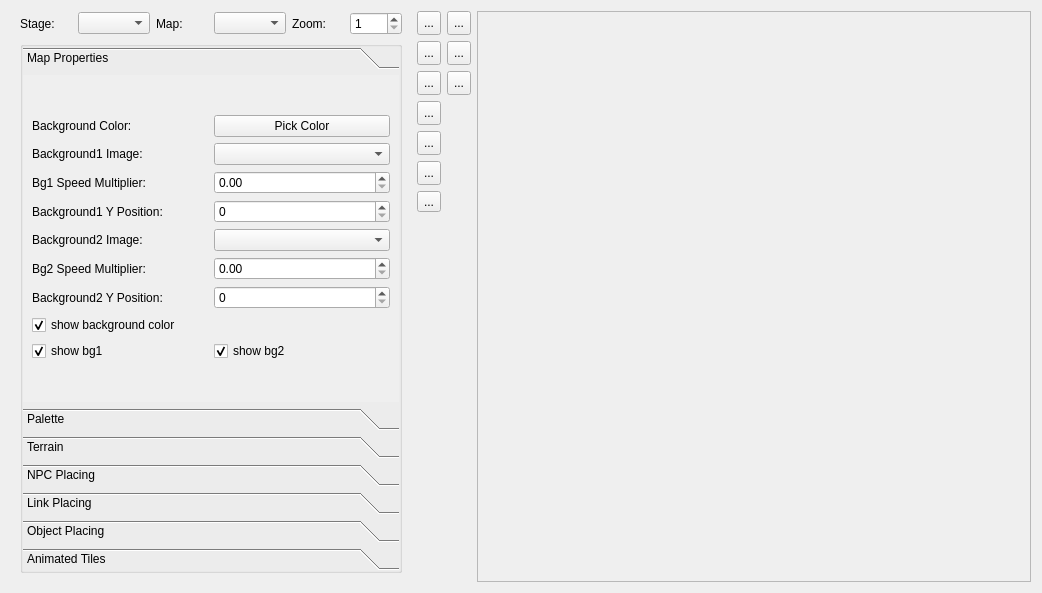
Above: editor/mainwindow_tab/map_tab.ui from protoman/rockbot before the change. Below: the same form after it.
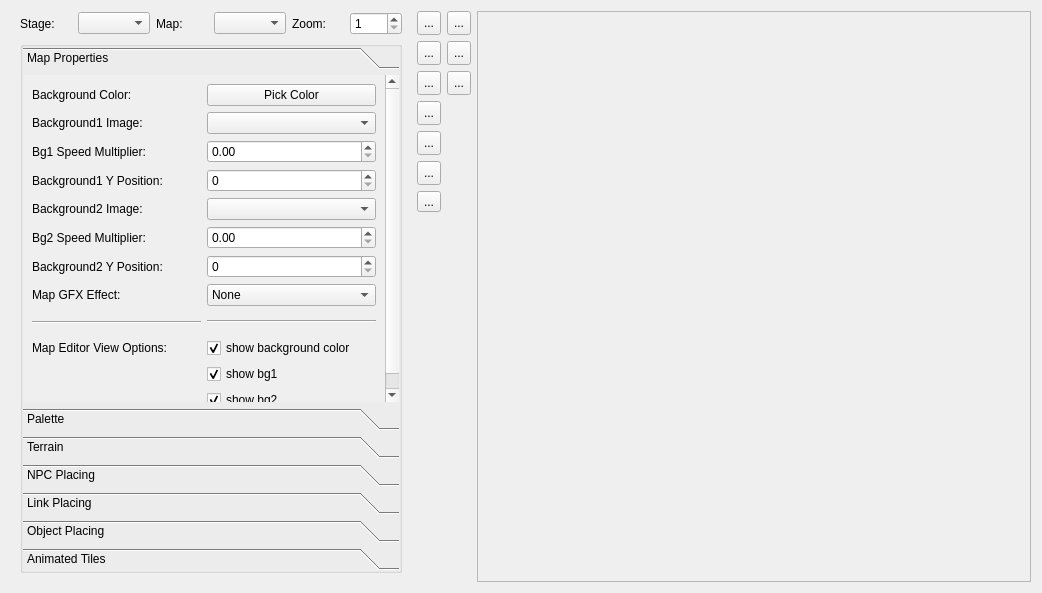
That is the form after the change. The open tabs and pages were chosen to show the change. Icons and pictures are not drawn. Custom widgets are drawn as their Qt base class.

Commit message: - GFX effect in map (snow, storm, wind, train...)

Diff of the .ui file:
```diff
--- a/editor/mainwindow_tab/map_tab.ui
+++ b/editor/mainwindow_tab/map_tab.ui
@@ -133,15 +133,15 @@
             </size>
            </property>
            <property name="currentIndex">
-            <number>1</number>
+            <number>0</number>
            </property>
            <widget class="QWidget" name="page_map_properties">
             <property name="geometry">
              <rect>
               <x>0</x>
               <y>0</y>
-              <width>268</width>
-              <height>301</height>
+              <width>380</width>
+              <height>346</height>
              </rect>
             </property>
             <attribute name="label">
@@ -150,20 +150,13 @@
             <layout class="QVBoxLayout" name="verticalLayout_11">
              <item>
               <layout class="QGridLayout" name="gridLayout_13">
-               <item row="3" column="1">
-                <widget class="QSpinBox" name="bg1_y_pos">
-                 <property name="maximum">
-                  <number>999</number>
-                 </property>
-                </widget>
-               </item>
                <item row="1" column="1">
                 <widget class="QComboBox" name="bg1_filename"/>
                </item>
-               <item row="1" column="0">
-                <widget class="QLabel" name="label_52">
-                 <property name="text">
-                  <string>Background1 Image:</string>
+               <item row="3" column="1">
+                <widget class="QSpinBox" name="bg1_y_pos">
+                 <property name="maximum">
+                  <number>999</number>
                  </property>
                 </widget>
                </item>
@@ -174,6 +167,13 @@
                  </property>
                 </widget>
                </item>
+               <item row="1" column="0">
+                <widget class="QLabel" name="label_52">
+                 <property name="text">
+                  <string>Background1 Image:</string>
+                 </property>
+                </widget>
+               </item>
                <item row="0" column="0">
                 <widget class="QLabel" name="label_58">
                  <property name="text">
@@ -202,29 +202,9 @@
                  </property>
                 </widget>
                </item>
-               <item row="8" column="0">
-                <widget class="QCheckBox" name="checkBox">
-                 <property name="text">
-                  <string>show background color</string>
-                 </property>
-                 <property name="checked">
-                  <bool>true</bool>
-                 </property>
-                </widget>
-               </item>
                <item row="4" column="1">
                 <widget class="QComboBox" name="bg2_filename"/>
                </item>
-               <item row="9" column="0">
-                <widget class="QCheckBox" name="checkBox_2">
-                 <property name="text">
-                  <string>show bg1</string>
-                 </property>
-                 <property name="checked">
-                  <bool>true</bool>
-                 </property>
-                </widget>
-               </item>
                <item row="7" column="1">
                 <widget class="QSpinBox" name="bg2_y_pos">
                  <property name="maximum">
@@ -232,23 +212,6 @@
                  </property>
                 </widget>
                </item>
-               <item row="9" column="1">
-                <widget class="QCheckBox" name="checkBox_3">
-                 <property name="text">
-                  <string>show bg2</string>
-                 </property>
-                 <property name="checked">
-                  <bool>true</bool>
-                 </property>
-                </widget>
-               </item>
-               <item row="2" column="0">
-                <widget class="QLabel" name="label_61">
-                 <property name="text">
-                  <string>Bg1 Speed Multiplier:</string>
-                 </property>
-                </widget>
-               </item>
                <item row="6" column="0">
                 <widget class="QLabel" name="label_62">
                  <property name="text">
@@ -256,19 +219,6 @@
                  </property>
                 </widget>
                </item>
-               <item row="2" column="1">
-                <widget class="QDoubleSpinBox" name="bg1_speed">
-                 <property name="minimum">
-                  <double>0.000000000000000</double>
-                 </property>
-                 <property name="maximum">
-                  <double>4.000000000000000</double>
-                 </property>
-                 <property name="singleStep">
-                  <double>0.100000000000000</double>
-                 </property>
-                </widget>
-               </item>
                <item row="6" column="1">
                 <widget class="QDoubleSpinBox" name="bg2_speed">
                  <property name="minimum">
@@ -282,6 +232,132 @@
                  </property>
                 </widget>
                </item>
+               <item row="2" column="0">
+                <widget class="QLabel" name="label_61">
+                 <property name="text">
+                  <string>Bg1 Speed Multiplier:</string>
+                 </property>
+                </widget>
+               </item>
+               <item row="2" column="1">
+                <widget class="QDoubleSpinBox" name="bg1_speed">
+                 <property name="minimum">
+                  <double>0.000000000000000</double>
+                 </property>
+                 <property name="maximum">
+                  <double>4.000000000000000</double>
+                 </property>
+                 <property name="singleStep">
+                  <double>0.100000000000000</double>
+                 </property>
+                </widget>
+               </item>
+               <item row="13" column="0">
+                <spacer name="verticalSpacer_5">
+                 <property name="orientation">
+                  <enum>Qt::Vertical</enum>
+                 </property>
+                 <property name="sizeHint" stdset="0">
+                  <size>
+                   <width>20</width>
+                   <height>40</height>
+                  </size>
+                 </property>
+                </spacer>
+               </item>
+               <item row="8" column="0">
+                <widget class="QLabel" name="label_14">
+                 <property name="text">
+                  <string>Map GFX Effect:</string>
+                 </property>
+                </widget>
+               </item>
+               <item row="8" column="1">
+                <widget class="QComboBox" name="mapGFX_comboBox">
+                 <item>
+                  <property name="text">
+                   <string>None</string>
+                  </property>
+                 </item>
+                 <item>
+                  <property name="text">
+                   <string>Rain</string>
+                  </property>
+                 </item>
+                 <item>
+                  <property name="text">
+                   <string>Snow</string>
+                  </property>
+                 </item>
+                 <item>
+                  <property name="text">
+                   <string>Water</string>
+                  </property>
+                 </item>
+                 <item>
+                  <property name="text">
+                   <string>Train</string>
+                  </property>
+                 </item>
+                </widget>
+               </item>
+               <item row="9" column="0">
+                <widget class="Line" name="line">
+                 <property name="minimumSize">
+                  <size>
+                   <width>0</width>
+                   <height>20</height>
+                  </size>
+                 </property>
+                 <property name="orientation">
+                  <enum>Qt::Horizontal</enum>
+                 </property>
+                </widget>
+               </item>
+               <item row="9" column="1">
+                <widget class="Line" name="line_2">
+                 <property name="orientation">
+                  <enum>Qt::Horizontal</enum>
+                 </property>
+                </widget>
+               </item>
+               <item row="10" column="1">
+                <widget class="QCheckBox" name="checkBox">
+                 <property name="text">
+                  <string>show background color</string>
+                 </property>
+                 <property name="checked">
+                  <bool>true</bool>
+                 </property>
+                </widget>
+               </item>
+               <item row="11" column="1">
+                <widget class="QCheckBox" name="checkBox_2">
+                 <property name="text">
+                  <string>show bg1</string>
+                 </property>
+                 <property name="checked">
+                  <bool>true</bool>
+                 </property>
+                </widget>
+               </item>
+               <item row="12" column="1">
+                <widget class="QCheckBox" name="checkBox_3">
+                 <property name="text">
+                  <string>show bg2</string>
+                 </property>
+                 <property name="checked">
+                  <bool>true</bool>
+                 </property>
+                </widget>
+               </item>
+               <item row="10" column="0">
+                <widget class="QLabel" name="label_15">
+                 <property name="text">
+                  <string>Map Editor View Options:</string>
+                 </property>
+                </widget>
+               </item>
               </layout>
              </item>
             </layout>
@@ -291,8 +367,8 @@
              <rect>
               <x>0</x>
               <y>0</y>
-              <width>374</width>
-              <height>295</height>
+              <width>380</width>
+              <height>346</height>
              </rect>
             </property>
             <attribute name="label">
@@ -429,8 +505,8 @@
              <rect>
               <x>0</x>
               <y>0</y>
-              <width>100</width>
-              <height>30</height>
+              <width>380</width>
+              <height>346</height>
              </rect>
             </property>
             <attribute name="label">
@@ -578,8 +654,8 @@
              <rect>
               <x>0</x>
               <y>0</y>
-              <width>100</width>
-              <height>30</height>
+              <width>380</width>
+              <height>346</height>
              </rect>
             </property>
             <property name="sizePolicy">
@@ -679,8 +755,8 @@
              <rect>
               <x>0</x>
               <y>0</y>
-              <width>100</width>
-              <height>30</height>
+              <width>380</width>
+              <height>346</height>
              </rect>
             </property>
             <attribute name="label">
@@ -774,8 +850,8 @@
              <rect>
               <x>0</x>
               <y>0</y>
-              <width>100</width>
-              <height>30</height>
+              <width>380</width>
+              <height>346</height>
              </rect>
             </property>
             <property name="toolTip">
@@ -843,8 +919,8 @@
              <rect>
               <x>0</x>
               <y>0</y>
-              <width>374</width>
-              <height>295</height>
+              <width>380</width>
+              <height>346</height>
              </rect>
             </property>
             <attribute name="label">
```
The commit also changes 3 other files.
